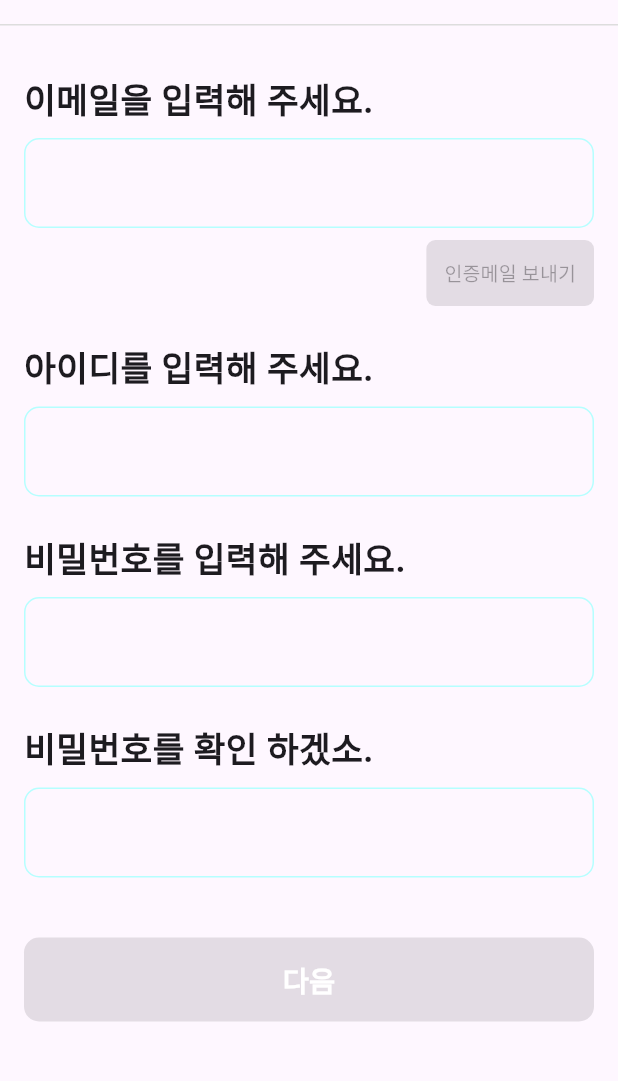
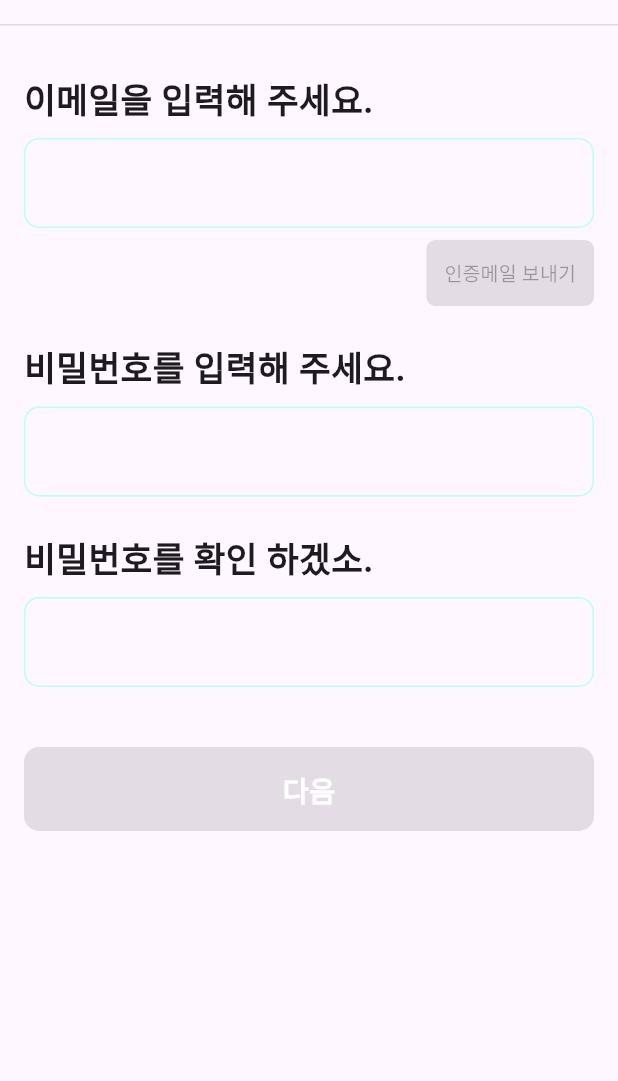
Before and after one commit to mongtamjeong/mongtamjeong, a Flutter app: the screen it shows after launch, after a tap on "회원가입 하기", on a phone screen of 412 x 824 dp, the part 60-1141 px from its top. Run offline on Flutter 3.47's test engine with Material 3 defaults, Android fonts, the phone set to English and light mode, and no system bars; our stand-ins replace cloud_firestore, firebase_auth, firebase_core, firebase_storage, flutter_svg, image_picker; accounts and stored records are empty; Roboto replaces fonts that are missing (Pretendard Variable); project files that could hold a hidden picture were left out.

Commit message:
로그인 정보 저장 기능 구현 (+아이디 삭제)

```diff
--- a/lib/screens/signin.dart
+++ b/lib/screens/signin.dart
@@ -12,7 +12,6 @@ class Signin extends StatefulWidget {
 
 class _SigninState extends State<Signin> {
   final _emailController = TextEditingController();
-  final _idController = TextEditingController();
   final _pwController = TextEditingController();
   final _pwCheckController = TextEditingController();
 
@@ -25,7 +24,6 @@ class _SigninState extends State<Signin> {
   void initState() {
     super.initState();
     _emailController.addListener(_validateForm);
-    _idController.addListener(_validateForm);
     _pwController.addListener(_validateForm);
     _pwCheckController.addListener(() {
       _validateForm();
@@ -42,7 +40,6 @@ class _SigninState extends State<Signin> {
     setState(() {
       _isEmailValid = emailRegex.hasMatch(email);
       _isFormValid = _isEmailValid &&
-          _idController.text.trim().isNotEmpty &&
           _pwController.text.trim().isNotEmpty &&
           _pwCheckController.text.trim().isNotEmpty &&
           (_pwController.text == _pwCheckController.text) &&
@@ -71,7 +68,6 @@ class _SigninState extends State<Signin> {
   @override
   void dispose() {
     _emailController.dispose();
-    _idController.dispose();
     _pwController.dispose();
     _pwCheckController.dispose();
     super.dispose();
@@ -172,16 +168,6 @@ class _SigninState extends State<Signin> {
                 ),
               const SizedBox(height: 24),
               const Text(
-                '아이디를 입력해 주세요.',
-                style: TextStyle(fontSize: 23, fontWeight: FontWeight.w600, fontFamily: 'Pretendard Variable'),
-              ),
-              const SizedBox(height: 8),
-              TextField(
-                controller: _idController,
-                decoration: _inputDecoration(),
-              ),
-              const SizedBox(height: 24),
-              const Text(
                 '비밀번호를 입력해 주세요.',
                 style: TextStyle(fontSize: 23, fontWeight: FontWeight.w600, fontFamily: 'Pretendard Variable'),
               ),
@@ -226,7 +212,6 @@ class _SigninState extends State<Signin> {
                           .doc(user.uid)
                           .set({
                         'email': user.email,
-                        'userId': _idController.text.trim(),
                       });
 
                       Navigator.push(
```
